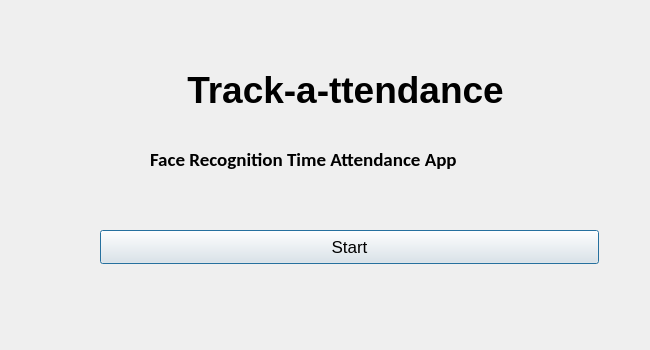
Above: mainwindow.ui from Ka3854/FaceRecognitionProject before the change. Below: the same form after it.
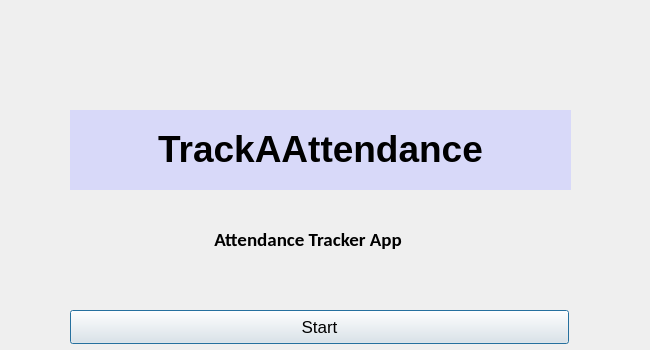
That is the form after the change. Icons and pictures are not drawn.

Diff of the .ui file:
```diff
--- a/mainwindow.ui
+++ b/mainwindow.ui
@@ -17,47 +17,45 @@
    </size>
   </property>
   <property name="windowTitle">
-   <string>Face Recognition Time Attendance App</string>
+   <string>Attendance Tracker App</string>
   </property>
   <property name="windowIcon">
-   <iconset resource="resource.qrc">
-    <normaloff>:/icon/icon.png</normaloff>:/icon/icon.png</iconset>
+   <iconset>
+    <normaloff>icon.png</normaloff>icon.png</iconset>
+  </property>
+  <property name="styleSheet">
+   <string notr="true"/>
   </property>
   <widget class="QWidget" name="verticalLayoutWidget">
    <property name="geometry">
     <rect>
-     <x>100</x>
-     <y>220</y>
+     <x>70</x>
+     <y>110</y>
      <width>501</width>
      <height>80</height>
     </rect>
    </property>
-   <layout class="QVBoxLayout" name="verticalLayout"/>
-  </widget>
-  <widget class="QPushButton" name="runButton">
-   <property name="geometry">
-    <rect>
-     <x>100</x>
-     <y>230</y>
-     <width>499</width>
-     <height>34</height>
-    </rect>
-   </property>
-   <property name="font">
-    <font>
-     <family>Arial</family>
-     <pointsize>13</pointsize>
-    </font>
-   </property>
-   <property name="text">
-    <string>Start</string>
-   </property>
+   <layout class="QVBoxLayout" name="verticalLayout">
+    <item>
+     <widget class="QLabel" name="label">
+      <property name="styleSheet">
+       <string notr="true">font: 75 14pt &quot;Palatino Linotype&quot;;
+border-top-color: rgb(6, 6, 6);
+background-color: rgb(216, 217, 249);
+</string>
+      </property>
+      <property name="text">
+       <string>&lt;html&gt;&lt;head/&gt;&lt;body&gt;&lt;p align=&quot;center&quot;&gt;&lt;span style=&quot; font-size:28pt; font-weight:600;&quot;&gt;TrackAAttendance&lt;/span&gt;&lt;/p&gt;&lt;/body&gt;&lt;/html&gt;</string>
+      </property>
+     </widget>
+    </item>
+   </layout>
   </widget>
   <widget class="QLabel" name="filelabel">
    <property name="geometry">
     <rect>
-     <x>150</x>
-     <y>120</y>
+     <x>210</x>
+     <y>200</y>
      <width>499</width>
      <height>78</height>
     </rect>
@@ -71,23 +69,29 @@
     </font>
    </property>
    <property name="text">
-    <string>Face Recognition Time Attendance App</string>
+    <string> Attendance Tracker App</string>
    </property>
   </widget>
-  <widget class="QLabel" name="label">
+  <widget class="QPushButton" name="runButton">
    <property name="geometry">
     <rect>
-     <x>0</x>
-     <y>30</y>
-     <width>691</width>
-     <height>121</height>
+     <x>70</x>
+     <y>310</y>
+     <width>499</width>
+     <height>34</height>
     </rect>
    </property>
+   <property name="font">
+    <font>
+     <family>Arial</family>
+     <pointsize>13</pointsize>
+    </font>
+   </property>
    <property name="styleSheet">
-    <string notr="true">font: 75 14pt &quot;Palatino Linotype&quot;;</string>
+    <string notr="true">border-color: rgb(255, 0, 0);</string>
    </property>
    <property name="text">
-    <string>&lt;html&gt;&lt;head/&gt;&lt;body&gt;&lt;p align=&quot;center&quot;&gt;&lt;span style=&quot; font-size:28pt; font-weight:600;&quot;&gt;Track-a-ttendance&lt;/span&gt;&lt;/p&gt;&lt;/body&gt;&lt;/html&gt;</string>
+    <string>Start</string>
    </property>
   </widget>
  </widget>
```
